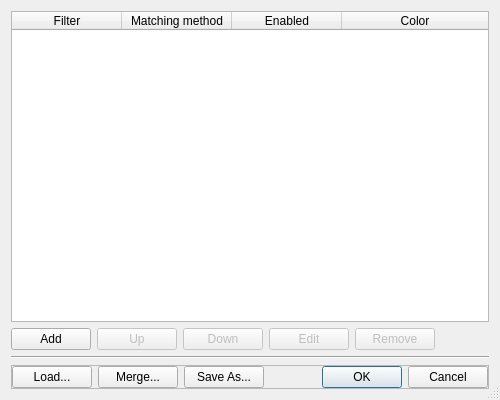
Above: src/DialogEditColors.ui from gdevic/Z80Explorer before the change. Below: the same form after it.
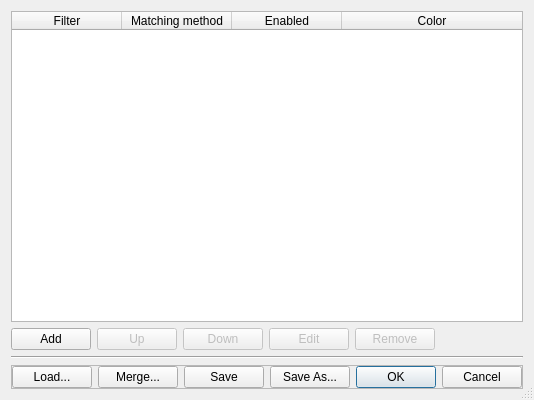
That is the form after the change.

Commit message:
Add explicit Save button to Edit Colors; inhibit auto-save after a merge
A merged-in colordefs set is now treated as a transient experiment: shutdown
auto-save is suppressed until the user commits via the new Save button (or
Save As). The dialog title prepends '*' to the file path while in this dirty
state.

What changed in the file:
```diff
--- a/src/DialogEditColors.ui
+++ b/src/DialogEditColors.ui
@@ -165,6 +165,13 @@
         </property>
        </widget>
       </item>
+      <item>
+       <widget class="QPushButton" name="btSave">
+        <property name="text">
+         <string>Save</string>
+        </property>
+       </widget>
+      </item>
       <item>
        <widget class="QPushButton" name="btSaveAs">
         <property name="text">
```
Left out of the diff: 1 changed line with no effect on the pictures. The commit also changes 4 other files.
